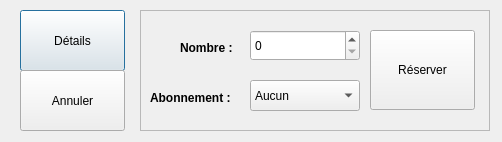
KaneRoot/ihmsem6a, file ui/choiceClientDialog.ui: the form before one commit.
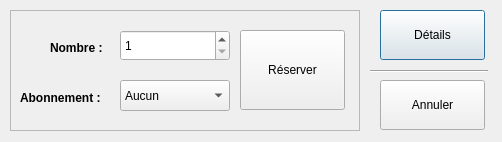
The form after the commit.

Commit message: modification interface client

```diff
--- a/ui/choiceClientDialog.ui
+++ b/ui/choiceClientDialog.ui
@@ -16,10 +16,10 @@
   <widget class="QPushButton" name="detailsButton">
    <property name="geometry">
     <rect>
-     <x>20</x>
+     <x>380</x>
      <y>10</y>
      <width>105</width>
-     <height>61</height>
+     <height>50</height>
     </rect>
    </property>
    <property name="text">
@@ -32,7 +32,7 @@
   <widget class="QFrame" name="frame">
    <property name="geometry">
     <rect>
-     <x>140</x>
+     <x>10</x>
      <y>10</y>
      <width>350</width>
      <height>121</height>
@@ -69,6 +69,9 @@
       <height>31</height>
      </rect>
     </property>
+    <property name="minimum">
+     <number>1</number>
+    </property>
    </widget>
    <widget class="QComboBox" name="comboBox">
     <property name="geometry">
@@ -147,10 +150,10 @@
   <widget class="QPushButton" name="cancelButton">
    <property name="geometry">
     <rect>
-     <x>20</x>
-     <y>70</y>
+     <x>380</x>
+     <y>80</y>
      <width>105</width>
-     <height>61</height>
+     <height>50</height>
     </rect>
    </property>
    <property name="text">
@@ -160,6 +163,19 @@
     <bool>false</bool>
    </property>
   </widget>
+  <widget class="Line" name="line">
+   <property name="geometry">
+    <rect>
+     <x>370</x>
+     <y>70</y>
+     <width>118</width>
+     <height>3</height>
+    </rect>
+   </property>
+   <property name="orientation">
+    <enum>Qt::Horizontal</enum>
+   </property>
+  </widget>
  </widget>
  <resources/>
  <connections/>
```
The commit also changes 10 other files.
